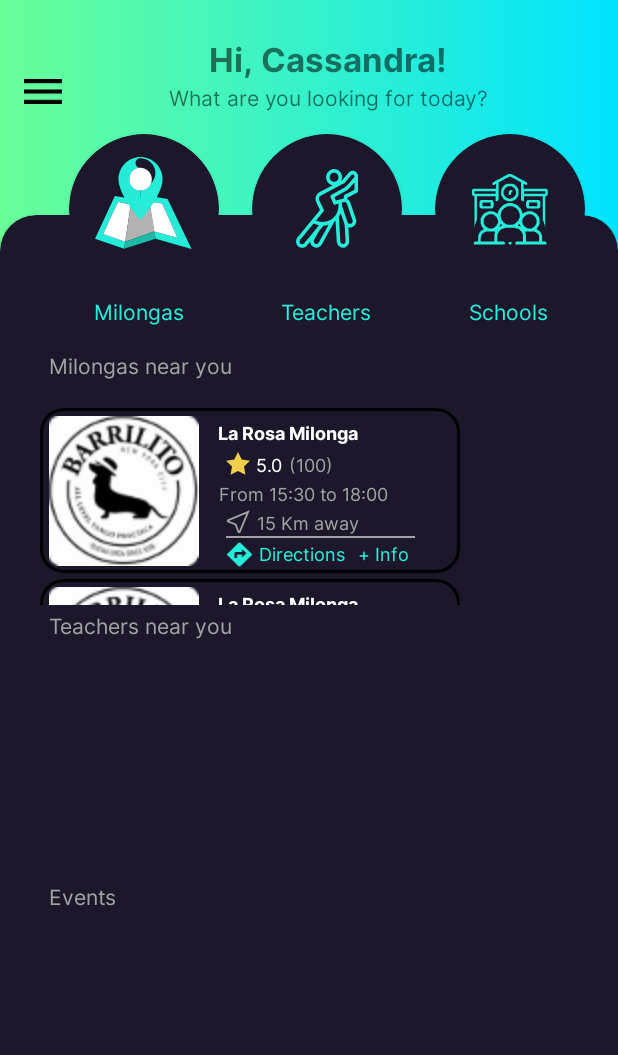
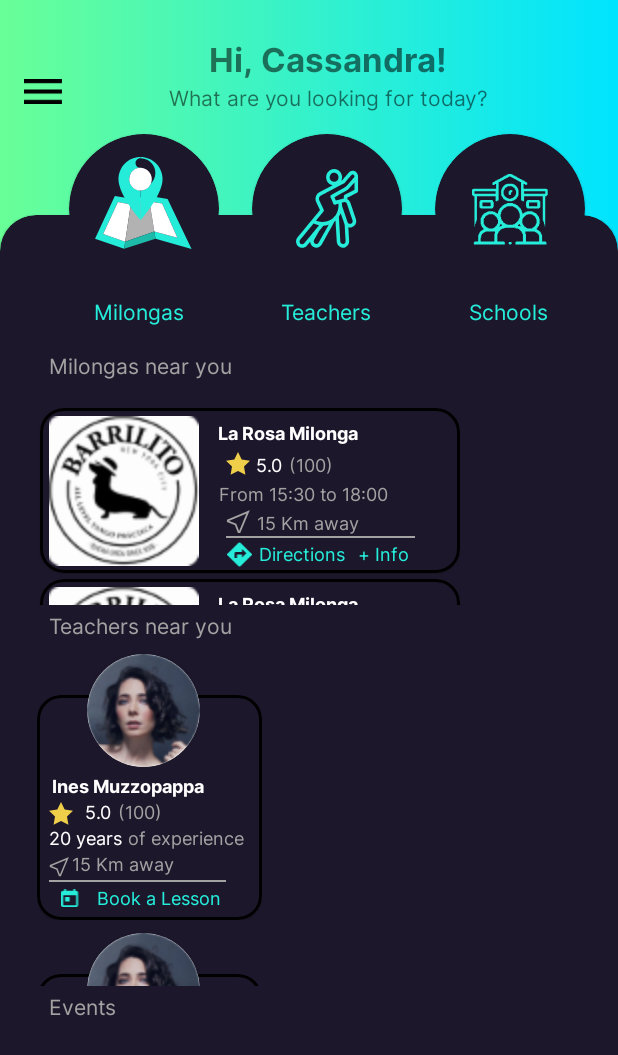
Before and after one commit to Osehi/Foodstuff, an Android app: the layout fragment_home.xml on its own in the app's theme, with its tools: preview values and no code run, on a phone screen of 412 x 824 dp. Shown: the top 1055 px of the screen. Run offline under Robolectric (Android 15) with nearby library versions, the phone set to English and light mode, and no system bars.

Commit message:
Added teachers list item

```diff
--- a/app/build.gradle
+++ b/app/build.gradle
@@ -62,4 +62,6 @@ dependencies {
     implementation 'org.jetbrains.kotlinx:kotlinx-coroutines-android:1.6.1'
 
     implementation("androidx.cardview:cardview:1.0.0")
+
+    implementation 'de.hdodenhof:circleimageview:3.1.0'
 }
--- /dev/null
+++ b/app/src/main/res/drawable/ic_bookcalenda.xml
@@ -0,0 +1,9 @@
+<vector xmlns:android="http://schemas.android.com/apk/res/android"
+    android:width="15dp"
+    android:height="16dp"
+    android:viewportWidth="15"
+    android:viewportHeight="16">
+  <path
+      android:pathData="M12.8,1.6H12V0H10.4V1.6H4V0H2.4V1.6H1.6C1.39,1.6 1.183,1.642 0.989,1.722C0.795,1.803 0.62,1.921 0.472,2.069C0.324,2.218 0.207,2.394 0.127,2.588C0.048,2.782 0.007,2.99 0.008,3.2L0,14.4C0,14.824 0.169,15.231 0.469,15.531C0.769,15.831 1.176,16 1.6,16H12.8C13.224,16 13.631,15.831 13.931,15.531C14.231,15.231 14.4,14.824 14.4,14.4V3.2C14.4,2.776 14.231,2.369 13.931,2.069C13.631,1.769 13.224,1.6 12.8,1.6ZM12.8,14.4H1.6V5.6H12.8V14.4ZM3.2,7.2H7.2V11.2H3.2V7.2Z"
+      android:fillColor="#25EDDA"/>
+</vector>
--- /dev/null
+++ b/app/src/main/res/layout/events_list_item.xml
@@ -0,0 +1,6 @@
+<?xml version="1.0" encoding="utf-8"?>
+<androidx.constraintlayout.widget.ConstraintLayout xmlns:android="http://schemas.android.com/apk/res/android"
+    android:layout_width="match_parent"
+    android:layout_height="match_parent">
+
+</androidx.constraintlayout.widget.ConstraintLayout>
--- a/app/src/main/res/layout/fragment_home.xml
+++ b/app/src/main/res/layout/fragment_home.xml
@@ -163,7 +163,7 @@
                 android:layout_width="wrap_content"
                 android:layout_height="wrap_content"
                 android:orientation="horizontal"
-                app:layout_constraintGuide_percent="0.65" />
+                app:layout_constraintGuide_percent="0.76" />
 
             <androidx.recyclerview.widget.RecyclerView
                 android:id="@+id/home_fragment_teachers_rv"
@@ -173,8 +173,11 @@
                 app:layout_constraintBottom_toTopOf="@id/home_fragment_teachers_list_bottom_gdl"
                 android:layout_width="0dp"
                 android:layout_height="0dp"
+                android:layout_marginStart="18dp"
                 tools:layout_editor_absoluteX="26dp"
-                tools:layout_editor_absoluteY="154dp" />
+                tools:layout_editor_absoluteY="154dp"
+                tools:listitem="@layout/teachers_list_item"
+                />
 
             <TextView
                 android:id="@+id/home_fragment_list_title_events_tv"
--- a/app/src/main/res/layout/milongas_list_item.xml
+++ b/app/src/main/res/layout/milongas_list_item.xml
@@ -19,7 +19,6 @@
     <androidx.constraintlayout.widget.ConstraintLayout
         android:layout_width="match_parent"
         android:layout_height="match_parent">
-
 
         <androidx.constraintlayout.widget.Guideline
             android:id="@+id/molingas_list_item_gdl"
@@ -127,7 +126,7 @@
             app:layout_constraintTop_toBottomOf="@+id/milongas_list_item_distance_tv" />
 
         <View
-            android:id="@+id/milongas_"
+            android:id="@+id/milongas_divider_v"
             android:layout_width="0dp"
             android:layout_height="1dp"
             android:layout_marginStart="12dp"
@@ -145,7 +144,7 @@
             android:layout_marginTop="2dp"
             android:layout_marginStart="12dp"
             app:layout_constraintStart_toStartOf="@+id/molingas_list_item_gdl"
-            app:layout_constraintTop_toBottomOf="@+id/milongas_"
+            app:layout_constraintTop_toBottomOf="@+id/milongas_divider_v"
             app:srcCompat="@drawable/ic_directions" />
 
         <TextView
@@ -159,7 +158,7 @@
             android:textColor="@color/text_title"
             android:textSize="@dimen/milongas_list_item_directions_tsx"
             app:layout_constraintStart_toEndOf="@+id/milongas_list_item_directions_iv"
-            app:layout_constraintTop_toBottomOf="@+id/milongas_" />
+            app:layout_constraintTop_toBottomOf="@+id/milongas_divider_v" />
 
         <TextView
             android:id="@+id/milongas_list_item_info_tv"
@@ -173,7 +172,7 @@
             app:layout_constraintEnd_toEndOf="parent"
             app:layout_constraintHorizontal_bias="0.196"
             app:layout_constraintStart_toEndOf="@+id/milongas_list_item_directions_tv"
-            app:layout_constraintTop_toBottomOf="@+id/milongas_" />
+            app:layout_constraintTop_toBottomOf="@+id/milongas_divider_v" />
     </androidx.constraintlayout.widget.ConstraintLayout>
 
 
--- /dev/null
+++ b/app/src/main/res/layout/teachers_list_item.xml
@@ -0,0 +1,200 @@
+<?xml version="1.0" encoding="utf-8"?>
+<androidx.constraintlayout.widget.ConstraintLayout xmlns:android="http://schemas.android.com/apk/res/android"
+    xmlns:tools="http://schemas.android.com/tools"
+    android:layout_width="150dp"
+    android:layout_height="wrap_content"
+    xmlns:app="http://schemas.android.com/apk/res-auto"
+    >
+
+    <com.google.android.material.card.MaterialCardView
+        android:id="@+id/teachers_list_item_mcv"
+        android:layout_width="150dp"
+        android:layout_height="150dp"
+        app:layout_constraintTop_toTopOf="parent"
+        android:backgroundTint="@color/bg_view"
+        android:layout_marginTop="36dp"
+        app:cardCornerRadius="16dp"
+        app:layout_constraintStart_toStartOf="parent"
+        app:layout_constraintBottom_toBottomOf="parent"
+        app:strokeColor="@color/black"
+        app:strokeWidth="2dp"
+        android:elevation="32dp"
+        >
+
+        <androidx.constraintlayout.widget.ConstraintLayout
+            android:layout_width="match_parent"
+            android:layout_height="match_parent">
+
+
+            <TextView
+                android:id="@+id/teachers_list_item_title_tv"
+                android:layout_width="wrap_content"
+                android:layout_height="wrap_content"
+                android:layout_marginTop="52dp"
+                android:textSize="@dimen/molingas_list_item_title_tsx"
+                android:fontFamily="@font/inter_bold"
+                android:text="@string/teachers_list_item_title"
+                android:textColor="@color/white"
+                app:layout_constraintEnd_toEndOf="parent"
+                app:layout_constraintHorizontal_bias="0.202"
+                app:layout_constraintStart_toStartOf="parent"
+                app:layout_constraintTop_toTopOf="parent" />
+
+            <ImageView
+                android:id="@+id/parents_list_item_rating_iv"
+                android:layout_width="wrap_content"
+                android:layout_height="wrap_content"
+                android:layout_marginStart="8dp"
+                android:layout_marginTop="2dp"
+                app:layout_constraintStart_toStartOf="parent"
+                app:layout_constraintTop_toBottomOf="@+id/teachers_list_item_title_tv"
+                app:srcCompat="@drawable/ic_star" />
+
+            <TextView
+                android:id="@+id/teachers_list_item_rating_tv"
+                android:layout_width="wrap_content"
+                android:layout_height="wrap_content"
+                android:layout_marginStart="8dp"
+                android:fontFamily="@font/inter"
+                android:textSize="@dimen/molingas_list_item_title_tsx"
+                android:text="@string/teachers_list_item_rating"
+                android:textColor="@color/white"
+                app:layout_constraintStart_toEndOf="@+id/parents_list_item_rating_iv"
+                app:layout_constraintTop_toBottomOf="@+id/teachers_list_item_title_tv" />
+
+            <TextView
+                android:id="@+id/teachers_list_item_rating_percent_tv"
+                android:layout_width="wrap_content"
+                android:layout_height="wrap_content"
+                android:layout_marginStart="4dp"
+                android:textSize="@dimen/molingas_list_item_title_tsx"
+                android:fontFamily="@font/inter"
+                android:text="@string/teachers_list_item_rating_percent"
+                android:textColor="@color/info_title"
+                app:layout_constraintStart_toEndOf="@+id/teachers_list_item_rating_tv"
+                app:layout_constraintTop_toBottomOf="@+id/teachers_list_item_title_tv" />
+
+            <TextView
+                android:id="@+id/teachers_list_item_duration_experience_tv"
+                android:layout_width="wrap_content"
+                android:layout_height="wrap_content"
+                android:layout_marginStart="8dp"
+                android:fontFamily="@font/inter"
+                android:text="@string/teachers_list_item_duration_experience"
+                android:textColor="@color/white"
+                android:textSize="@dimen/molingas_list_item_title_tsx"
+                app:layout_constraintStart_toStartOf="parent"
+                app:layout_constraintTop_toBottomOf="@+id/teachers_list_item_rating_tv" />
+
+            <TextView
+                android:id="@+id/textView5"
+                android:layout_width="wrap_content"
+                android:layout_height="wrap_content"
+                android:layout_marginStart="4dp"
+                android:fontFamily="@font/inter"
+                android:text="@string/teachers_list_item_duration_experience_expression"
+                android:textColor="@color/info_title"
+                android:textSize="@dimen/molingas_list_item_title_tsx"
+                app:layout_constraintEnd_toEndOf="parent"
+                app:layout_constraintHorizontal_bias="0.0"
+                app:layout_constraintStart_toEndOf="@+id/teachers_list_item_duration_experience_tv"
+                app:layout_constraintTop_toBottomOf="@+id/teachers_list_item_rating_percent_tv" />
+
+            <ImageView
+                android:id="@+id/imageView5"
+                android:layout_width="wrap_content"
+                android:layout_height="wrap_content"
+                android:layout_marginStart="8dp"
+                android:layout_marginTop="4dp"
+                app:layout_constraintStart_toStartOf="parent"
+                app:layout_constraintTop_toBottomOf="@+id/teachers_list_item_duration_experience_tv"
+                app:srcCompat="@drawable/ic_distance" />
+
+            <TextView
+                android:id="@+id/teachers_list_item_direction_tv"
+                android:layout_width="wrap_content"
+                android:layout_height="wrap_content"
+                android:fontFamily="@font/inter"
+                android:textSize="@dimen/molingas_list_item_title_tsx"
+                android:text="@string/teachers_list_item_direction"
+                android:textColor="@color/info_title"
+                app:layout_constraintEnd_toEndOf="parent"
+                app:layout_constraintHorizontal_bias="0.032"
+                app:layout_constraintStart_toEndOf="@+id/imageView5"
+                app:layout_constraintTop_toBottomOf="@+id/teachers_list_item_duration_experience_tv" />
+            <View
+                android:id="@+id/teachers_divider_v"
+                android:layout_width="0dp"
+                android:layout_height="1dp"
+                android:layout_marginTop="2dp"
+                android:layout_marginStart="8dp"
+                android:layout_marginEnd="24dp"
+                app:layout_constraintTop_toBottomOf="@id/teachers_list_item_direction_tv"
+                app:layout_constraintEnd_toEndOf="parent"
+                app:layout_constraintStart_toStartOf="parent"
+                android:background="@color/info_title"
+                />
+
+            <ImageView
+                android:id="@+id/teachers_list_item_icon_iv"
+                android:layout_width="12dp"
+                android:layout_height="12dp"
+                android:layout_marginStart="16dp"
+                android:layout_marginTop="8dp"
+                app:layout_constraintStart_toStartOf="parent"
+                app:layout_constraintTop_toBottomOf="@+id/teachers_list_item_direction_tv"
+                app:srcCompat="@drawable/ic_bookcalenda" />
+
+            <TextView
+                android:id="@+id/teachers_list_item_book_lesson_tv"
+                android:layout_width="wrap_content"
+                android:layout_height="wrap_content"
+                android:layout_marginStart="12dp"
+                android:layout_marginTop="2dp"
+                android:fontFamily="@font/inter"
+                android:text="@string/teachers_list_item_book_lesson"
+                android:textColor="@color/text_title"
+                android:textSize="@dimen/molingas_list_item_title_tsx"
+                app:layout_constraintEnd_toEndOf="parent"
+                app:layout_constraintHorizontal_bias="0.0"
+                app:layout_constraintStart_toEndOf="@+id/teachers_list_item_icon_iv"
+                app:layout_constraintTop_toBottomOf="@+id/teachers_divider_v" />
+        </androidx.constraintlayout.widget.ConstraintLayout>
+    </com.google.android.material.card.MaterialCardView>
+
+    <com.google.android.material.card.MaterialCardView
+        android:id="@+id/teachers_list_item_photo_mcv"
+        android:layout_width="75dp"
+        android:layout_height="75dp"
+        android:layout_marginBottom="-48dp"
+        app:cardCornerRadius="50dp"
+        app:layout_constraintBottom_toTopOf="@id/teachers_list_item_mcv"
+        app:layout_constraintEnd_toEndOf="parent"
+        app:layout_constraintStart_toStartOf="parent"
+        app:layout_constraintTop_toTopOf="parent"
+        app:layout_constraintVertical_bias="1.0"
+        app:layout_constraintHorizontal_bias="0.45"
+        >
+        <androidx.constraintlayout.widget.ConstraintLayout
+            android:layout_width="match_parent"
+            android:layout_height="match_parent"
+            >
+
+            <ImageView
+                android:id="@+id/teachers_list_item_photo_iv"
+                android:layout_width="75dp"
+                android:layout_height="75dp"
+                android:scaleType="centerCrop"
+                android:src="@drawable/clari"
+                app:layout_constraintBottom_toBottomOf="parent"
+                app:layout_constraintEnd_toEndOf="parent"
+                app:layout_constraintHorizontal_bias="0.0"
+                app:layout_constraintStart_toStartOf="parent"
+                app:layout_constraintTop_toTopOf="parent"
+                app:layout_constraintVertical_bias="0.0" />
+        </androidx.constraintlayout.widget.ConstraintLayout>
+
+    </com.google.android.material.card.MaterialCardView>
+
+
+</androidx.constraintlayout.widget.ConstraintLayout>
--- a/app/src/main/res/values/strings.xml
+++ b/app/src/main/res/values/strings.xml
@@ -19,4 +19,13 @@
     <string name="milongas_list_item_direction">15 Km away</string>
     <string name="milongas_list_item_directions">Directions</string>
     <string name="milongas_list_item_info">+ Info</string>
+    <string name="teachers_list_item_title">Ines Muzzopappa</string>
+    <string name="teachers_list_item_rating">5.0</string>
+    <string name="teachers_list_item_rating_percent">(100)</string>
+    <string name="teachers_list_item_duration_experience">20 years</string>
+    <string name="teachers_list_item_duration_experience_expression">of experience</string>
+    <string name="teachers_list_item_direction">15 Km away</string>
+    <string name="teachers_list_item_book_lesson">Book a Lesson</string>
+
+
 </resources>
```
Also changed, not shown: app/src/main/res/drawable-hdpi/clari.png (added), app/src/main/res/drawable-mdpi/clari.png (added), app/src/main/res/drawable-xhdpi/clari.png (added), app/src/main/res/drawable-xxhdpi/clari.png (added), app/src/main/res/drawable-xxxhdpi/clari.png (added).
